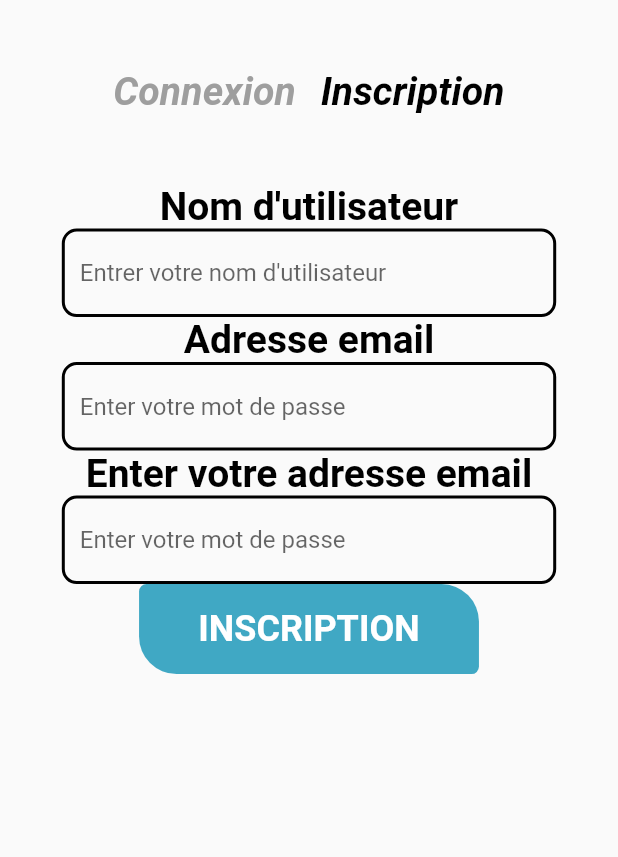
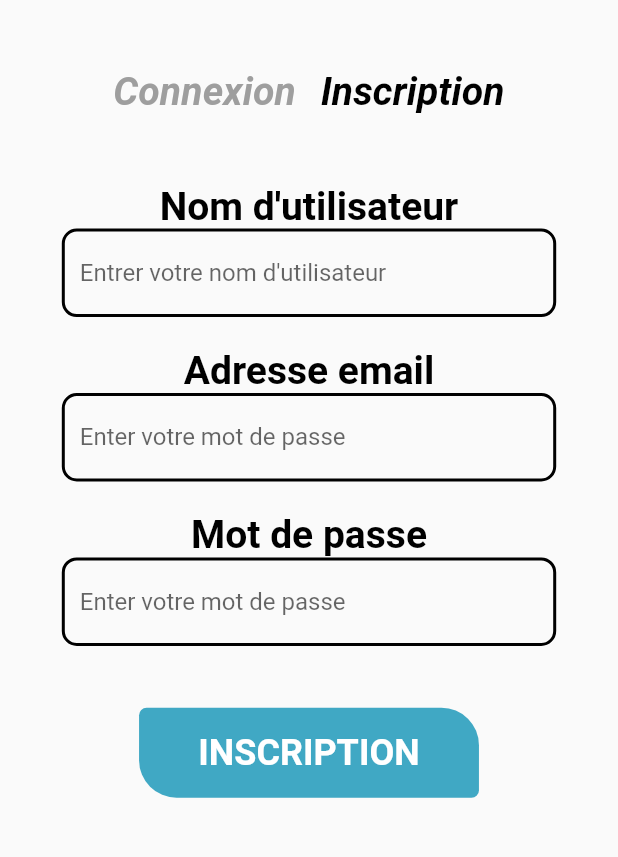
Before and after one commit to CameronBGassedat/TimArchyApp, a Flutter app: the screen it shows after launch, after a tap on "Inscription", on a phone screen of 412 x 824 dp, the part 193-1050 px from its top. Run offline on Flutter 3.47's test engine with Material 2 defaults, Android fonts, the phone set to English and light mode, and no system bars; our stand-ins replace rxdart; network calls fail.

Commit message:
[ADD] Login / Register UI - Done

```diff
--- a/lib/UI/Screens/accessPages/login.dart
+++ b/lib/UI/Screens/accessPages/login.dart
@@ -21,7 +21,7 @@ Widget displayLogin(BuildContext context)
         ),
 
         Padding(
-          padding: EdgeInsets.only(bottom: 0.02*screenHeight),
+          padding: EdgeInsets.only(bottom: 0.025*screenHeight),
           child: FractionallySizedBox(
             widthFactor: 0.55,
             child: InkWell(
--- a/lib/UI/Screens/accessPages/register.dart
+++ b/lib/UI/Screens/accessPages/register.dart
@@ -4,14 +4,25 @@ import '../home.dart';
 
 Widget displayRegister(BuildContext context)
 {
+  final screenHeight = MediaQuery.of(context).size.height;
+
   return
     Column(
       children: [
-        makeFormSizedBox("Nom d'utilisateur", "Entrer votre nom d'utilisateur"),
+        Padding(
+          padding: EdgeInsets.only(bottom: 0.025*screenHeight),
+          child: makeFormSizedBox("Nom d'utilisateur", "Entrer votre nom d'utilisateur"),
+        ),
 
-        makeFormSizedBox("Adresse email", "Enter votre mot de passe"),
+        Padding(
+          padding: EdgeInsets.only(bottom: 0.025*screenHeight),
+          child: makeFormSizedBox("Adresse email", "Enter votre mot de passe"),
+        ),
 
-        makeFormSizedBox("Enter votre adresse email", "Enter votre mot de passe"),
+        Padding(
+          padding: EdgeInsets.only(bottom: 0.05*screenHeight),
+          child: makeFormSizedBox("Mot de passe", "Enter votre mot de passe"),
+        ),
 
         FractionallySizedBox(
           widthFactor: 0.55,
```
